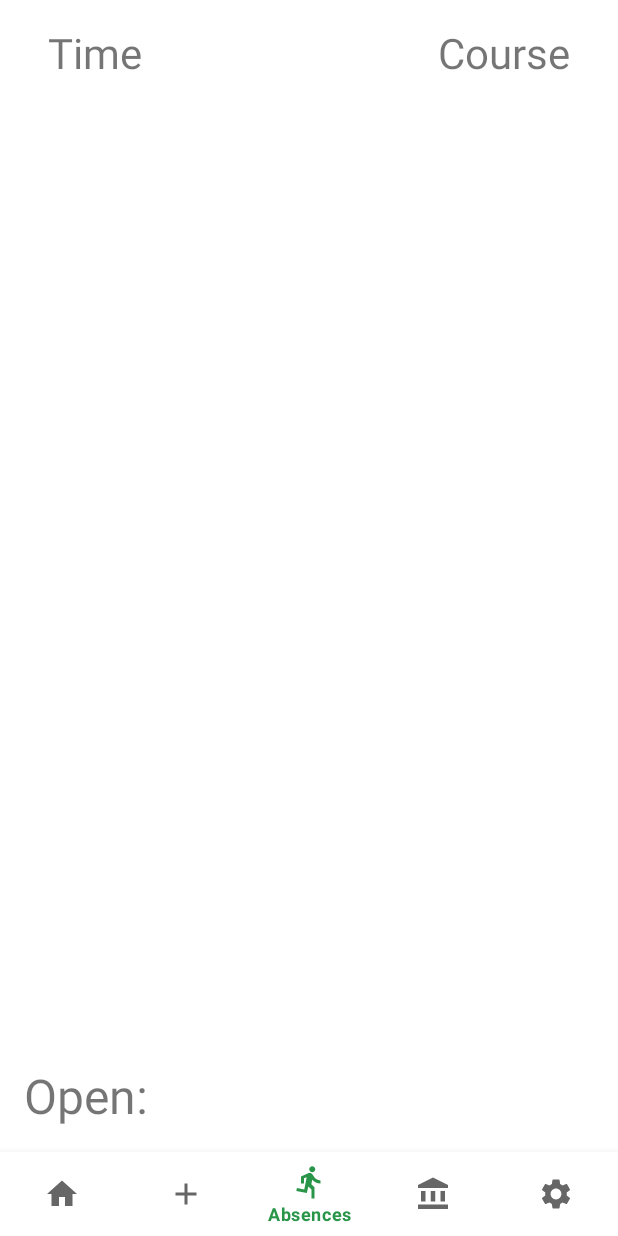
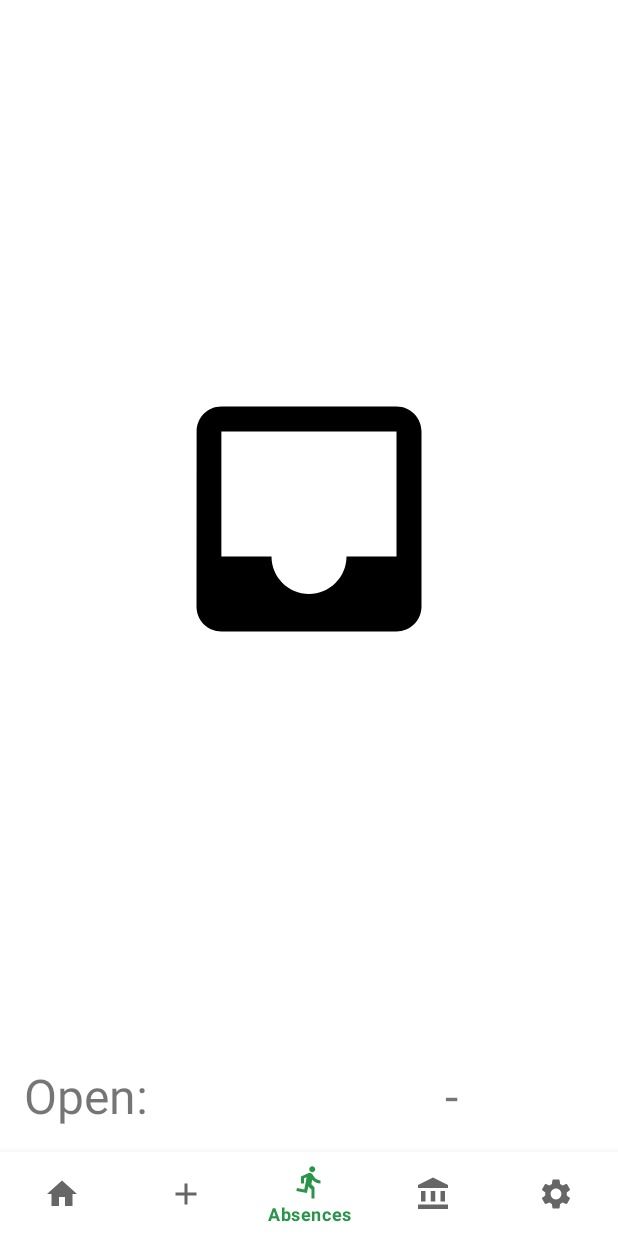
Before and after one commit to lela2011/KSW-NESA, an Android app: the HomeFragment screen opened directly, with no data from a screen before it, item 3 of the bottom bar chosen, on a phone screen of 412 x 824 dp. Run offline under Robolectric (Android 15) with nearby library versions, the phone set to English and light mode, and no system bars; our stand-ins replace Room's generated code; 2 statements that could not run were skipped.

Commit message:
absence logic done

```diff
--- /dev/null
+++ b/app/src/main/java/ch/kanti/nesa/AbsenceAdapter.java
@@ -0,0 +1,62 @@
+package ch.kanti.nesa;
+
+import android.view.LayoutInflater;
+import android.view.ViewGroup;
+import android.widget.TextView;
+
+import androidx.annotation.NonNull;
+import androidx.core.content.ContextCompat;
+import androidx.recyclerview.widget.RecyclerView;
+
+import ch.kanti.nesa.databinding.RecviewAbsenceBinding;
+import ch.kanti.nesa.tables.Absence;
+
+import java.util.ArrayList;
+import java.util.List;
+
+public class AbsenceAdapter extends RecyclerView.Adapter<AbsenceAdapter.AbsenceViewHolder> {
+
+    private List<Absence> dataList = new ArrayList<>();
+
+    @NonNull
+    @Override
+    public AbsenceViewHolder onCreateViewHolder(@NonNull ViewGroup parent, int viewType) {
+        RecviewAbsenceBinding binding = RecviewAbsenceBinding.inflate(LayoutInflater.from(parent.getContext()), parent, false);
+        return new AbsenceViewHolder(binding);
+    }
+
+    @Override
+    public void onBindViewHolder(@NonNull AbsenceViewHolder holder, int position) {
+        Absence currentItem = dataList.get(position);
+        holder.date.setText(currentItem.getDate());
+        holder.time.setText(currentItem.getTime());
+        holder.course.setText(currentItem.getCourse());
+        if (currentItem.getType() == 0) {
+            holder.type.setText(R.string.absenceType);
+        } else {
+            holder.type.setText(R.string.delayType);
+        }
+    }
+
+    @Override
+    public int getItemCount() {
+        return dataList.size();
+    }
+
+    public void setStatements(List<Absence> dataList) {
+        this.dataList = dataList;
+        notifyDataSetChanged();
+    }
+
+    class AbsenceViewHolder extends RecyclerView.ViewHolder {
+        private final TextView date, time, course, type;
+        //define views
+        public AbsenceViewHolder(@NonNull RecviewAbsenceBinding binding) {
+            super(binding.getRoot());
+            date = binding.absenceDate;
+            time = binding.absenceTime;
+            course = binding.absenceCourse;
+            type = binding.absenceType;
+        }
+    }
+}
--- a/app/src/main/java/ch/kanti/nesa/AbsenceRepository.java
+++ b/app/src/main/java/ch/kanti/nesa/AbsenceRepository.java
@@ -1,6 +1,8 @@
 package ch.kanti.nesa;
 
 import android.app.Application;
+
+import androidx.lifecycle.LiveData;
 
 import java.util.List;
 
@@ -21,4 +23,8 @@ public class AbsenceRepository {
            absenceDAO.insertAll(absences);
         });
     }
+
+    public LiveData<List<Absence>> getAbsences() {
+        return absenceDAO.getAbsences();
+    }
 }
--- a/app/src/main/java/ch/kanti/nesa/Database.java
+++ b/app/src/main/java/ch/kanti/nesa/Database.java
@@ -21,7 +21,7 @@ import ch.kanti.nesa.tables.User;
 import java.util.concurrent.ExecutorService;
 import java.util.concurrent.Executors;
 
-@androidx.room.Database(entities = {User.class, AccountInfo.class, BankStatement.class, Grades.class, Subjects.class, Absence.class}, version = 15, exportSchema = false)
+@androidx.room.Database(entities = {User.class, AccountInfo.class, BankStatement.class, Grades.class, Subjects.class, Absence.class}, version = 16, exportSchema = false)
 public abstract class Database extends RoomDatabase {
     //initialize Database
     private static volatile Database instance;
--- a/app/src/main/java/ch/kanti/nesa/ViewModel.java
+++ b/app/src/main/java/ch/kanti/nesa/ViewModel.java
@@ -108,4 +108,8 @@ public class ViewModel extends AndroidViewModel {
     public void insertAbsences(List<Absence> absences) {
         absenceRepository.insert(absences);
     }
+
+    public LiveData<List<Absence>> getAbsences () {
+        return absenceRepository.getAbsences();
+    }
 }
--- a/app/src/main/java/ch/kanti/nesa/daos/AbsenceDAO.java
+++ b/app/src/main/java/ch/kanti/nesa/daos/AbsenceDAO.java
@@ -1,5 +1,6 @@
 package ch.kanti.nesa.daos;
 
+import androidx.lifecycle.LiveData;
 import androidx.room.Dao;
 import androidx.room.Insert;
 import androidx.room.Query;
@@ -15,4 +16,7 @@ public interface AbsenceDAO {
 
     @Query("DELETE FROM absences_table")
     void deleteAll();
+
+    @Query("SELECT * FROM absences_table")
+    LiveData<List<Absence>> getAbsences();
 }
--- a/app/src/main/java/ch/kanti/nesa/fragments/AbsencesFragment.java
+++ b/app/src/main/java/ch/kanti/nesa/fragments/AbsencesFragment.java
@@ -8,12 +8,22 @@ import android.view.ViewGroup;
 import androidx.annotation.NonNull;
 import androidx.annotation.Nullable;
 import androidx.fragment.app.Fragment;
+import androidx.lifecycle.Observer;
+import androidx.lifecycle.ViewModelProvider;
+import androidx.recyclerview.widget.LinearLayoutManager;
+import androidx.recyclerview.widget.RecyclerView;
 
+import java.util.List;
+
+import ch.kanti.nesa.AbsenceAdapter;
+import ch.kanti.nesa.ViewModel;
 import ch.kanti.nesa.databinding.FragmentAbsencesBinding;
+import ch.kanti.nesa.tables.Absence;
 
 public class AbsencesFragment extends Fragment {
 
     public FragmentAbsencesBinding binding;
+    private ViewModel viewModel;
 
     @Nullable
     @Override
@@ -21,4 +31,34 @@ public class AbsencesFragment extends Fragment {
         binding = FragmentAbsencesBinding.inflate(inflater, container, false);
         return binding.getRoot();
     }
+
+    @Override
+    public void onViewCreated(@NonNull View view, @Nullable Bundle savedInstanceState) {
+        super.onViewCreated(view, savedInstanceState);
+        viewModel = new ViewModelProvider(requireActivity()).get(ViewModel.class);
+
+        RecyclerView recyclerView = binding.absencesRecview;
+
+        recyclerView.setLayoutManager(new LinearLayoutManager(getActivity()));
+        recyclerView.setHasFixedSize(true);
+
+        AbsenceAdapter adapter = new AbsenceAdapter();
+        recyclerView.setAdapter(adapter);
+
+        viewModel.getAbsences().observe(getViewLifecycleOwner(), new Observer<List<Absence>>() {
+            @Override
+            public void onChanged(List<Absence> absences) {
+                adapter.setStatements(absences);
+                if (absences.size() == 0) {
+                    recyclerView.setVisibility(View.GONE);
+                    binding.empty.setVisibility(View.VISIBLE);
+                    binding.openAbsences.setText("-");
+                } else {
+                    recyclerView.setVisibility(View.VISIBLE);
+                    binding.empty.setVisibility(View.GONE);
+                    binding.openAbsences.setText(String.valueOf(absences.size()));
+                }
+            }
+        });
+    }
 }
--- a/app/src/main/java/ch/kanti/nesa/futures/LoginCredentialChecker.java
+++ b/app/src/main/java/ch/kanti/nesa/futures/LoginCredentialChecker.java
@@ -37,7 +37,7 @@ public class LoginCredentialChecker implements Callable<Integer> {
             //read out cookies
             HashMap<String, String> cookies = new HashMap<>(loginForm.cookies());
             //get authToken
-            String authToken = loginPage.select("div.mdl-cell:nth-child(4) > input:nth-child(3)") //div.mdl-cell:nth-child(3) > input:nth-child(3)
+            String authToken = loginPage.select("div.mdl-cell:nth-child(3) > input:nth-child(3)") //div.mdl-cell:nth-child(3) > input:nth-child(3)
                     .first()
                     .attr("value");
             //add username and password to request
--- a/app/src/main/java/ch/kanti/nesa/scrapers/CookieAndAuthScraper.java
+++ b/app/src/main/java/ch/kanti/nesa/scrapers/CookieAndAuthScraper.java
@@ -19,7 +19,7 @@ public class CookieAndAuthScraper implements Callable<CookieAndAuth> {
                 .execute();
 
         HashMap<String, String> cookies = new HashMap<>(loginResponse.cookies());
-        String authToken = loginResponse.parse().select("div.mdl-cell:nth-child(4) > input:nth-child(3)").first().attr("value"); //div.mdl-cell:nth-child(3) > input:nth-child(3)
+        String authToken = loginResponse.parse().select("div.mdl-cell:nth-child(3) > input:nth-child(3)").first().attr("value"); //div.mdl-cell:nth-child(3) > input:nth-child(3)
 
         return new CookieAndAuth(cookies, authToken);
     }
--- a/app/src/main/res/layout/fragment_absences.xml
+++ b/app/src/main/res/layout/fragment_absences.xml
@@ -4,33 +4,6 @@
     android:layout_height="match_parent"
     xmlns:tools="http://schemas.android.com/tools"
     android:orientation="vertical">
-
-    <LinearLayout
-        android:layout_width="match_parent"
-        android:layout_height="wrap_content"
-        android:orientation="horizontal">
-
-        <TextView
-            android:layout_width="0dp"
-            android:layout_height="wrap_content"
-            android:layout_weight="1"
-            android:textSize="28sp"
-            android:layout_marginStart="32dp"
-            android:layout_marginVertical="16dp"
-            android:text="@string/time"
-            android:layout_gravity="center_vertical"/>
-
-        <TextView
-            android:layout_width="0dp"
-            android:layout_height="wrap_content"
-            android:layout_weight="1"
-            android:textSize="28sp"
-            android:layout_marginVertical="16dp"
-            android:layout_marginEnd="32dp"
-            android:layout_gravity="center_vertical"
-            android:text="@string/course"
-            android:gravity="end"/>
-    </LinearLayout>
 
     <FrameLayout
         android:layout_width="match_parent"
@@ -42,6 +15,14 @@
             android:layout_width="match_parent"
             android:layout_height="match_parent"
             tools:listitem="@layout/recview_absence"/>
+
+        <ImageView
+            android:id="@+id/empty"
+            android:visibility="invisible"
+            android:layout_width="wrap_content"
+            android:layout_height="wrap_content"
+            android:layout_gravity="center"
+            android:src="@drawable/empty"/>
 
     </FrameLayout>
 
--- a/app/src/main/res/values/strings.xml
+++ b/app/src/main/res/values/strings.xml
@@ -48,4 +48,6 @@
     <string name="open_absences">Open:</string>
     <string name="course">Course</string>
     <string name="time">Time</string>
+    <string name="absenceType">Absence</string>
+    <string name="delayType">Delay</string>
 </resources>
```
Also changed, not shown: app/src/main/java/ch/kanti/nesa/SplashActivity.java (+6 -3 lines), app/src/main/java/ch/kanti/nesa/scrapers/ContentScrapers.java (+21 -1 lines), app/src/main/java/ch/kanti/nesa/scrapers/DocumentScraper.java (+5 -5 lines), app/src/main/java/ch/kanti/nesa/tables/Absence.java (+11 -1 lines), app/src/main/res/layout/recview_absence.xml (+7 -0 lines), 1 other file.
